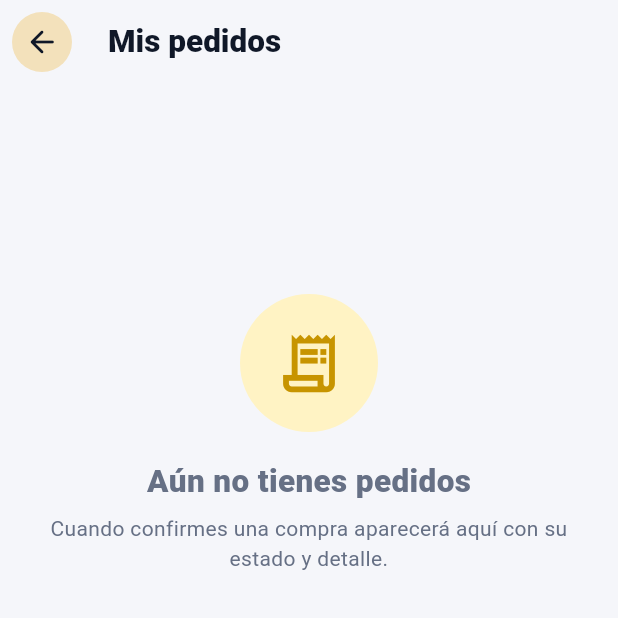
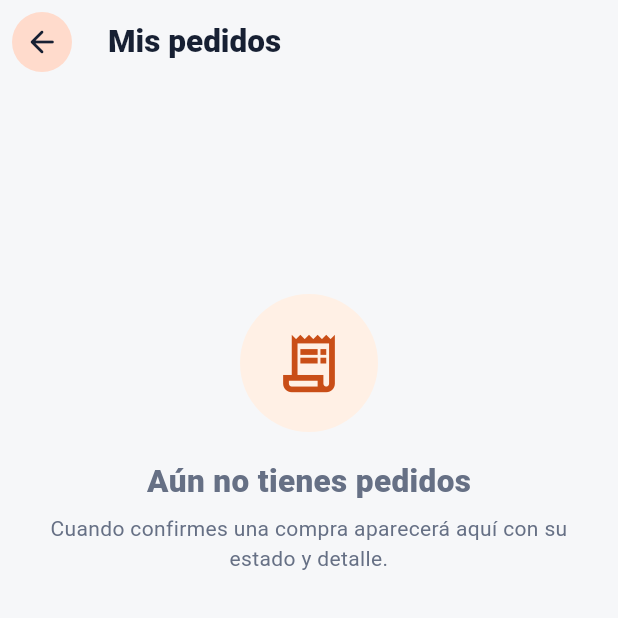
Before and after one commit to anyozasad/dorada_motors, a Flutter app: the OrdersScreen screen opened directly, on a phone screen of 412 x 824 dp, the top half of it. Run offline on Flutter 3.47's test engine with Material 3 defaults, Android fonts, the phone set to English and light mode, and no system bars; our stand-ins replace shared_preferences; accounts and stored records are empty; network calls fail.

Commit message:
Unifica identidad visual Flutter con ADN Imports

```diff
--- a/lib/theme/app_theme.dart
+++ b/lib/theme/app_theme.dart
@@ -1,15 +1,15 @@
 import 'package:flutter/material.dart';
 
 class AppColors {
-  static const background = Color(0xFFF5F6FA);
+  static const background = Color(0xFFF6F7F9);
   static const surface = Colors.white;
-  static const ink = Color(0xFF101828);
+  static const ink = Color(0xFF172033);
   static const muted = Color(0xFF667085);
-  static const navy = Color(0xFF0F1B33);
-  static const navySoft = Color(0xFF1E315B);
-  static const gold = Color(0xFFE2B11F);
-  static const goldDark = Color(0xFFC79400);
-  static const goldSoft = Color(0xFFFFF3C4);
+  static const navy = Color(0xFF151820);
+  static const navySoft = Color(0xFF2A3039);
+  static const gold = Color(0xFFFF6A00);
+  static const goldDark = Color(0xFFC94E17);
+  static const goldSoft = Color(0xFFFFF0E5);
   static const border = Color(0xFFE6E8EE);
   static const success = Color(0xFF17854B);
   static const danger = Color(0xFFD92D20);
```
